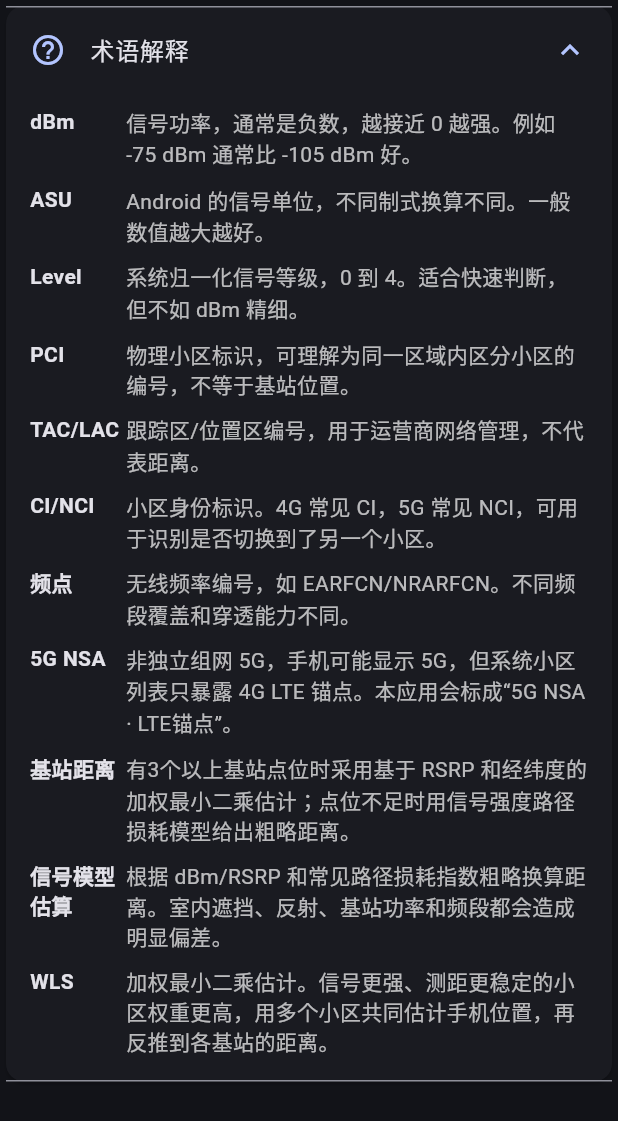
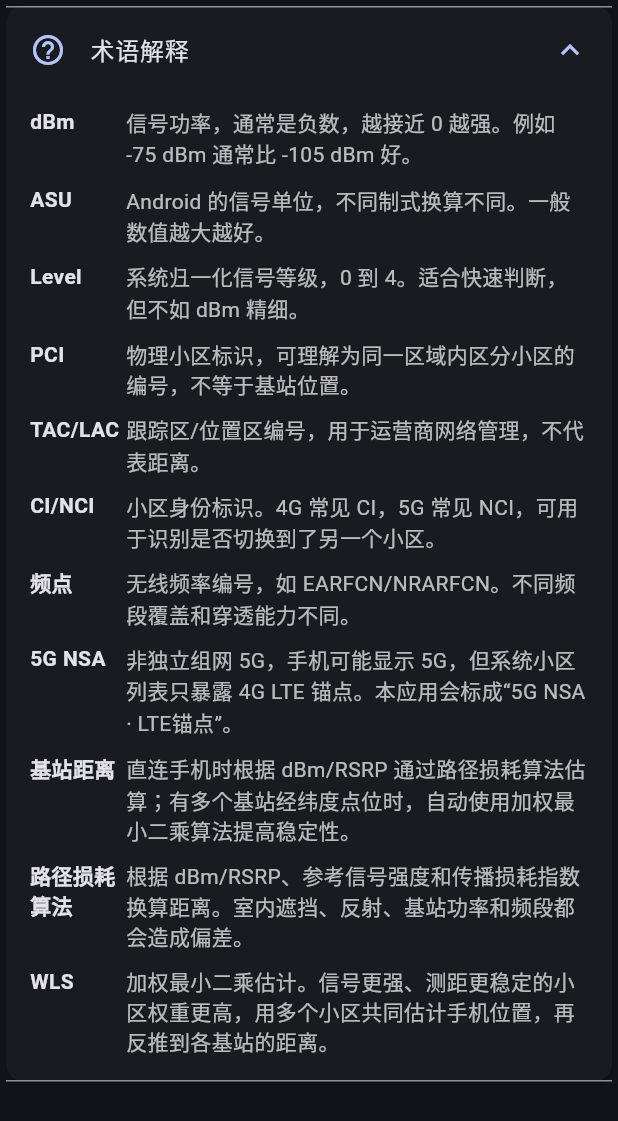
Before and after one commit to 000xiaoxiao000/SignalFinder, a Flutter app: the _GlossaryCard widget shown alone on an empty page, opened directly, after a tap on "术语解释", on a phone screen of 412 x 824 dp. Shown: the top 1121 px of the screen. Run offline on Flutter 3.47's test engine with Material 3 defaults, Android fonts, the phone set to English and light mode, and no system bars; our stand-ins replace connectivity_plus, permission_handler.

Commit message:
初始化

```diff
--- a/lib/models/cell_signal.dart
+++ b/lib/models/cell_signal.dart
@@ -57,8 +57,8 @@ class CellSignal {
         pci: _intFromMapValue(map['pci']),
         arfcn: _intFromMapValue(map['arfcn']),
         operatorName: map['operatorName'] as String? ?? '',
-        distanceLabel: map['distanceLabel'] as String? ?? '需至少3个有点位的小区',
-        distanceMethod: map['distanceMethod'] as String? ?? 'WLS待计算',
+        distanceLabel: map['distanceLabel'] as String? ?? '信号不足，暂无法估算',
+        distanceMethod: map['distanceMethod'] as String? ?? '信号不足',
         refreshNote: map['refreshNote'] as String? ?? '',
         estimatedDistanceMeters:
             _intFromMapValue(map['estimatedDistanceMeters']),
--- a/lib/providers/network_provider.dart
+++ b/lib/providers/network_provider.dart
@@ -184,11 +184,11 @@ class NetworkProvider extends ChangeNotifier {
       (signal) => signal.distanceMethod == '加权最小二乘',
     );
     if (hasWlsDistance) return '刷新完成，已使用加权最小二乘估计基站距离';
-    final hasSignalModelDistance = signals.any(
-      (signal) => signal.distanceMethod == '信号模型估算',
+    final hasPathLossDistance = signals.any(
+      (signal) => signal.distanceMethod == '路径损耗算法',
     );
-    if (hasSignalModelDistance) {
-      return '刷新完成，已用信号强度模型粗略估算距离；3个以上点位可提升为WLS';
+    if (hasPathLossDistance) {
+      return '刷新完成，已通过路径损耗算法估算基站距离';
     }
     return '刷新完成，已读取 ${signals.length} 个小区；信号不足，暂无法估算距离';
   }
--- a/lib/screens/signal_finder_screen.dart
+++ b/lib/screens/signal_finder_screen.dart
@@ -294,10 +294,10 @@ class _CellSignalCard extends StatelessWidget {
                 'WLS 估计位置：置信半径约 ${signal.estimationConfidenceMeters ?? 0} m。距离是基于 RSRP 和已知基站点位估算，不是运营商精确定位。',
                 style: TextStyle(color: color, fontSize: 12, height: 1.4),
               ),
-            ] else if (signal.distanceMethod == '信号模型估算') ...[
+            ] else if (signal.distanceMethod == '路径损耗算法') ...[
               const SizedBox(height: 8),
               Text(
-                '当前为基于 dBm/RSRP 的路径损耗粗估；缺少3个以上基站点位时不能做多点定位。',
+                '当前通过 dBm/RSRP 和路径损耗算法估算距离；有多个基站点位时会自动升级为 WLS 算法。',
                 style: TextStyle(color: color, fontSize: 12, height: 1.4),
               ),
             ],
@@ -452,11 +452,12 @@ class _GlossaryCard extends StatelessWidget {
           ),
           _GlossaryItem(
             term: '基站距离',
-            detail: '有3个以上基站点位时采用基于 RSRP 和经纬度的加权最小二乘估计；点位不足时用信号强度路径损耗模型给出粗略距离。',
+            detail:
+                '直连手机时根据 dBm/RSRP 通过路径损耗算法估算；有多个基站经纬度点位时，自动使用加权最小二乘算法提高稳定性。',
           ),
           _GlossaryItem(
-            term: '信号模型估算',
-            detail: '根据 dBm/RSRP 和常见路径损耗指数粗略换算距离。室内遮挡、反射、基站功率和频段都会造成明显偏差。',
+            term: '路径损耗算法',
+            detail: '根据 dBm/RSRP、参考信号强度和传播损耗指数换算距离。室内遮挡、反射、基站功率和频段都会造成偏差。',
           ),
           _GlossaryItem(
             term: 'WLS',
```
Also changed, not shown: 3 other files.
